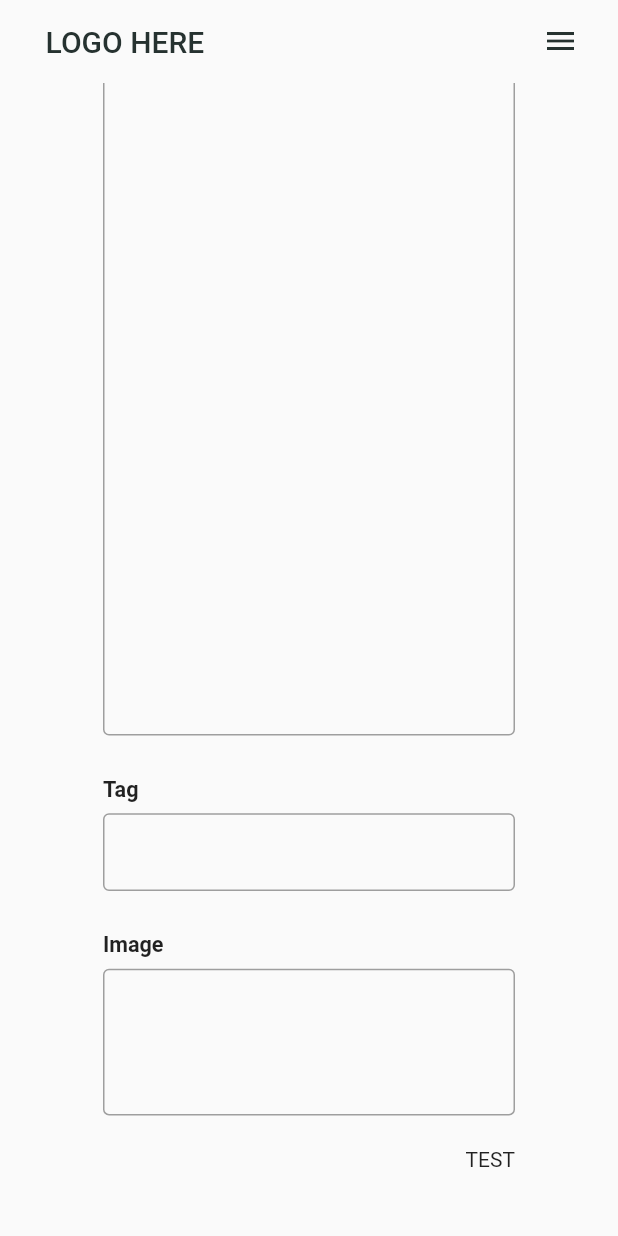
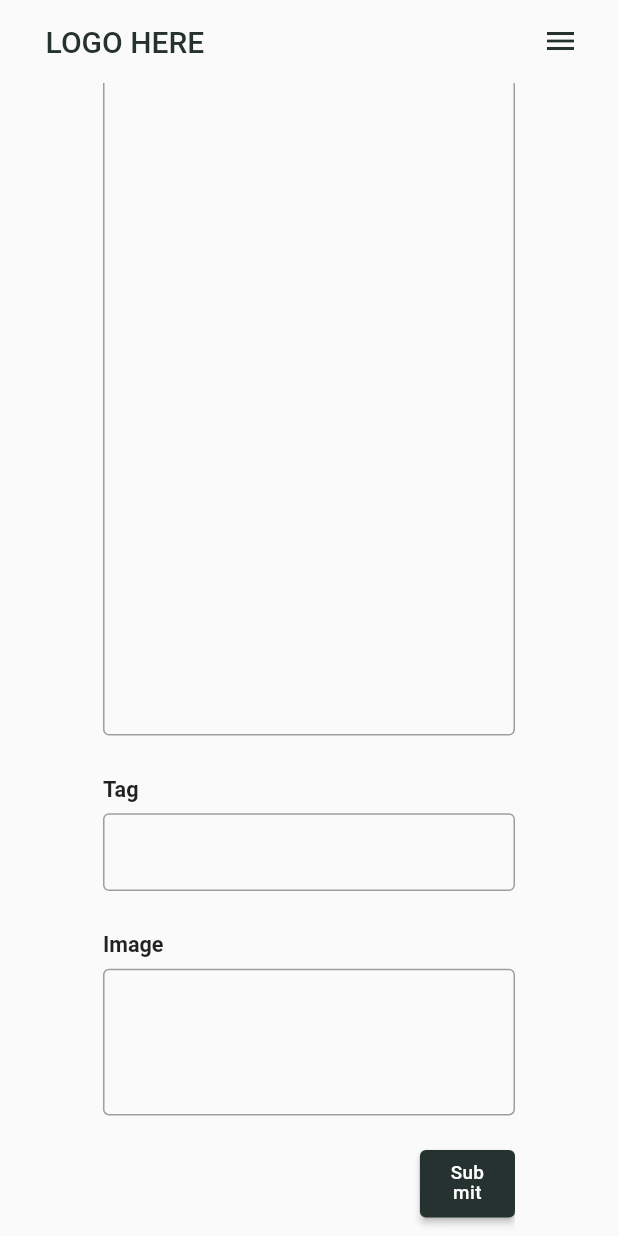
Before and after one commit to danielyoon/sangjishik, a Flutter app: the CreatePostsScreen screen opened by its route, scrolled down 247 dp, on a phone screen of 412 x 824 dp. Run offline on Flutter 3.47's test engine with Material 2 defaults, Android fonts, the light colour scheme and no system bars; our stand-ins replace get_it, get_it_mixin, go_router, google_fonts, image_picker, shared_preferences and 1 more; accounts and stored records are empty.

Commit message:
Added elevated button

```diff
--- a/lib/user_interface/screens/create/create_posts_screen.dart
+++ b/lib/user_interface/screens/create/create_posts_screen.dart
@@ -120,8 +120,14 @@ class _CreatePostsScreenState extends State<CreatePostsScreen>
               VSpace.med,
               Row(
                 mainAxisAlignment: MainAxisAlignment.end,
-                children: const [
-                  Text('TEST'),
+                children: [
+                  SizedBox(
+                    width: width / 6.5,
+                    child: StyledElevatedButton(
+                      text: 'Submit',
+                      onPressed: () => print('TEST'),
+                    ),
+                  ),
                 ],
               ),
               VSpace.xl,
--- /dev/null
+++ b/lib/user_interface/styled_widgets/styled_elevated_button.dart
@@ -0,0 +1,26 @@
+import 'package:sangjishik/core_packages.dart';
+
+class StyledElevatedButton extends StatelessWidget {
+  final String text;
+  final VoidCallback? onPressed;
+
+  const StyledElevatedButton({Key? key, this.onPressed, required this.text})
+      : super(key: key);
+
+  @override
+  Widget build(BuildContext context) {
+    return ElevatedButton(
+      style: ElevatedButton.styleFrom(
+        minimumSize: const Size.fromHeight(45),
+        disabledBackgroundColor: Colors.grey[300],
+        backgroundColor: $styles.colors.primary,
+      ),
+      onPressed: onPressed,
+      child: Text(
+        text,
+        style: $styles.text.btn,
+        textAlign: TextAlign.center,
+      ),
+    );
+  }
+}
--- a/lib/user_interface/styled_widgets/styled_widgets.dart
+++ b/lib/user_interface/styled_widgets/styled_widgets.dart
@@ -1,3 +1,4 @@
+export 'styled_elevated_button.dart';
 export 'styled_spacers.dart';
 export 'styled_text_button.dart';
 export 'styled_text_field.dart';
```
Also changed, not shown: lib/business_logic/data/quotes.dart (+14 -0 lines).
